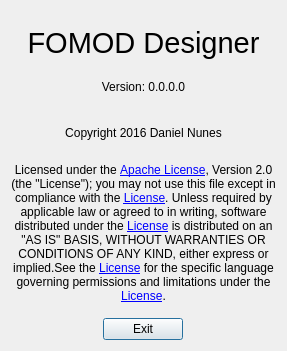
First picture: the form in resources/templates/about.ui, repository GandaG/fomod-designer, before the edit.
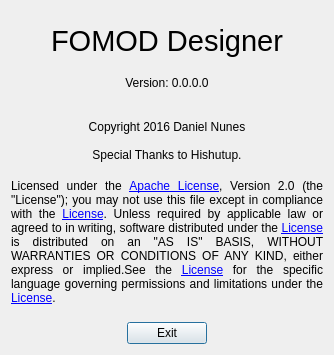
Second picture: the form after the edit.

Commit message: Improved node names. Fixed intro window's recent files scroll area, should now have a max expansion. About window is now called through a staticmethod.

```diff
--- a/resources/templates/about.ui
+++ b/resources/templates/about.ui
@@ -9,8 +9,8 @@
    <rect>
     <x>0</x>
     <y>0</y>
-    <width>287</width>
-    <height>351</height>
+    <width>334</width>
+    <height>355</height>
    </rect>
   </property>
   <property name="sizePolicy">
@@ -21,14 +21,14 @@
   </property>
   <property name="minimumSize">
    <size>
-    <width>287</width>
-    <height>351</height>
+    <width>334</width>
+    <height>355</height>
    </size>
   </property>
   <property name="maximumSize">
    <size>
-    <width>287</width>
-    <height>351</height>
+    <width>334</width>
+    <height>355</height>
    </size>
   </property>
   <property name="windowTitle">
@@ -98,6 +98,16 @@
      </property>
     </widget>
    </item>
+   <item>
+    <widget class="QLabel" name="label_2">
+     <property name="text">
+      <string>Special Thanks to Hishutup.</string>
+     </property>
+     <property name="alignment">
+      <set>Qt::AlignCenter</set>
+     </property>
+    </widget>
+   </item>
    <item>
     <widget class="QLabel" name="label_4">
      <property name="sizePolicy">
@@ -116,7 +126,7 @@
       <bool>false</bool>
      </property>
      <property name="alignment">
-      <set>Qt::AlignCenter</set>
+      <set>Qt::AlignJustify|Qt::AlignVCenter</set>
      </property>
      <property name="wordWrap">
       <bool>true</bool>
```
The commit also changes 3 other files.
